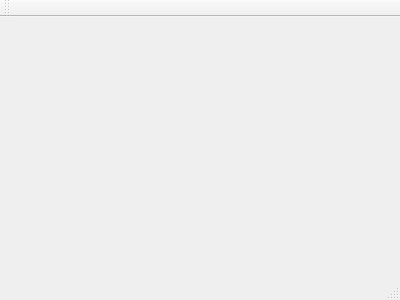
Qt form PanelBoeing/mainwindow.ui (saul-rodriguez/PanelBoeing) before a commit.
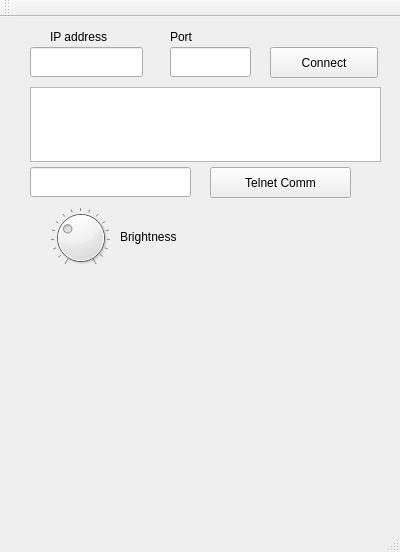
The same form after that commit.

Commit message: added telnet comm.

What changed in the file:
```diff
--- a/PanelBoeing/mainwindow.ui
+++ b/PanelBoeing/mainwindow.ui
@@ -1,24 +1,178 @@
 <ui version="4.0">
  <class>MainWindow</class>
- <widget class="QMainWindow" name="MainWindow" >
-  <property name="geometry" >
+ <widget class="QMainWindow" name="MainWindow">
+  <property name="geometry">
    <rect>
     <x>0</x>
     <y>0</y>
     <width>400</width>
-    <height>300</height>
+    <height>552</height>
    </rect>
   </property>
   <property name="windowTitle" >
    <string>MainWindow</string>
   </property>
-  <widget class="QMenuBar" name="menuBar" />
-  <widget class="QToolBar" name="mainToolBar" />
-  <widget class="QWidget" name="centralWidget" />
-  <widget class="QStatusBar" name="statusBar" />
+  <widget class="QWidget" name="centralWidget">
+   <widget class="QPushButton" name="pushButton_Connect">
+    <property name="geometry">
+     <rect>
+      <x>270</x>
+      <y>30</y>
+      <width>108</width>
+      <height>31</height>
+     </rect>
+    </property>
+    <property name="text">
+     <string>Connect</string>
+    </property>
+   </widget>
+   <widget class="QLineEdit" name="lineEdit_port">
+    <property name="geometry">
+     <rect>
+      <x>170</x>
+      <y>30</y>
+      <width>81</width>
+      <height>30</height>
+     </rect>
+    </property>
+   </widget>
+   <widget class="QLineEdit" name="lineEdit_IP">
+    <property name="geometry">
+     <rect>
+      <x>30</x>
+      <y>30</y>
+      <width>113</width>
+      <height>30</height>
+     </rect>
+    </property>
+   </widget>
+   <widget class="QLabel" name="label">
+    <property name="geometry">
+     <rect>
+      <x>50</x>
+      <y>10</y>
+      <width>91</width>
+      <height>20</height>
+     </rect>
+    </property>
+    <property name="text">
+     <string>IP address</string>
+    </property>
+   </widget>
+   <widget class="QLabel" name="label_2">
+    <property name="geometry">
+     <rect>
+      <x>170</x>
+      <y>10</y>
+      <width>78</width>
+      <height>20</height>
+     </rect>
+    </property>
+    <property name="text">
+     <string>Port</string>
+    </property>
+   </widget>
+   <widget class="QTextEdit" name="textEdit">
+    <property name="geometry">
+     <rect>
+      <x>30</x>
+      <y>70</y>
+      <width>351</width>
+      <height>75</height>
+     </rect>
+    </property>
+   </widget>
+   <widget class="QLineEdit" name="lineEdit_com">
+    <property name="geometry">
+     <rect>
+      <x>30</x>
+      <y>150</y>
+      <width>161</width>
+      <height>30</height>
+     </rect>
+    </property>
+   </widget>
+   <widget class="QPushButton" name="pushButtonCommand">
+    <property name="geometry">
+     <rect>
+      <x>210</x>
+      <y>150</y>
+      <width>141</width>
+      <height>31</height>
+     </rect>
+    </property>
+    <property name="text">
+     <string>Telnet Comm</string>
+    </property>
+   </widget>
+   <widget class="QDial" name="dialBrightness">
+    <property name="geometry">
+     <rect>
+      <x>40</x>
+      <y>190</y>
+      <width>81</width>
+      <height>61</height>
+     </rect>
+    </property>
+    <property name="maximum">
+     <number>16</number>
+    </property>
+    <property name="pageStep">
+     <number>16</number>
+    </property>
+    <property name="sliderPosition">
+     <number>5</number>
+    </property>
+    <property name="invertedAppearance">
+     <bool>false</bool>
+    </property>
+    <property name="notchesVisible">
+     <bool>true</bool>
+    </property>
+   </widget>
+   <widget class="QLabel" name="label_3">
+    <property name="geometry">
+     <rect>
+      <x>120</x>
+      <y>210</y>
+      <width>101</width>
+      <height>20</height>
+     </rect>
+    </property>
+    <property name="text">
+     <string>Brightness</string>
+    </property>
+   </widget>
+  </widget>
+  <widget class="QMenuBar" name="menuBar">
+   <property name="geometry">
+    <rect>
+     <x>0</x>
+     <y>0</y>
+     <width>400</width>
+     <height>28</height>
+    </rect>
+   </property>
+  </widget>
+  <widget class="QToolBar" name="mainToolBar">
+   <attribute name="toolBarArea">
+    <enum>TopToolBarArea</enum>
+   </attribute>
+   <attribute name="toolBarBreak">
+    <bool>false</bool>
+   </attribute>
+  </widget>
+  <widget class="QStatusBar" name="statusBar"/>
  </widget>
- <layoutDefault spacing="6" margin="11" />
- <pixmapfunction></pixmapfunction>
+ <layoutdefault spacing="6" margin="11"/>
+ <tabstops>
+  <tabstop>lineEdit_IP</tabstop>
+  <tabstop>lineEdit_port</tabstop>
+  <tabstop>pushButton_Connect</tabstop>
+  <tabstop>textEdit</tabstop>
+  <tabstop>lineEdit_com</tabstop>
+  <tabstop>pushButtonCommand</tabstop>
+ </tabstops>
  <resources/>
  <connections/>
 </ui>
```
Left out of the diff: 3 changed lines with no effect on the pictures. The commit also changes 63 other files.
